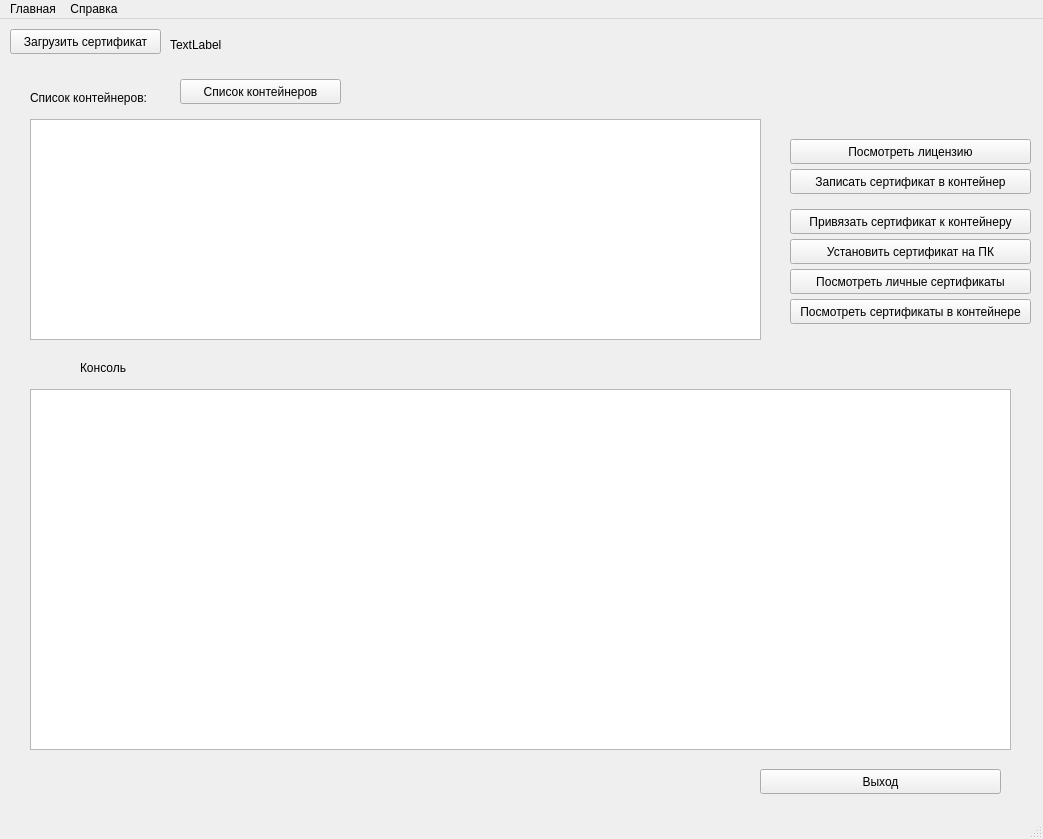
Old version of the form main_window_0_2.ui in the repository DmitryBilas/CryptoProManager.
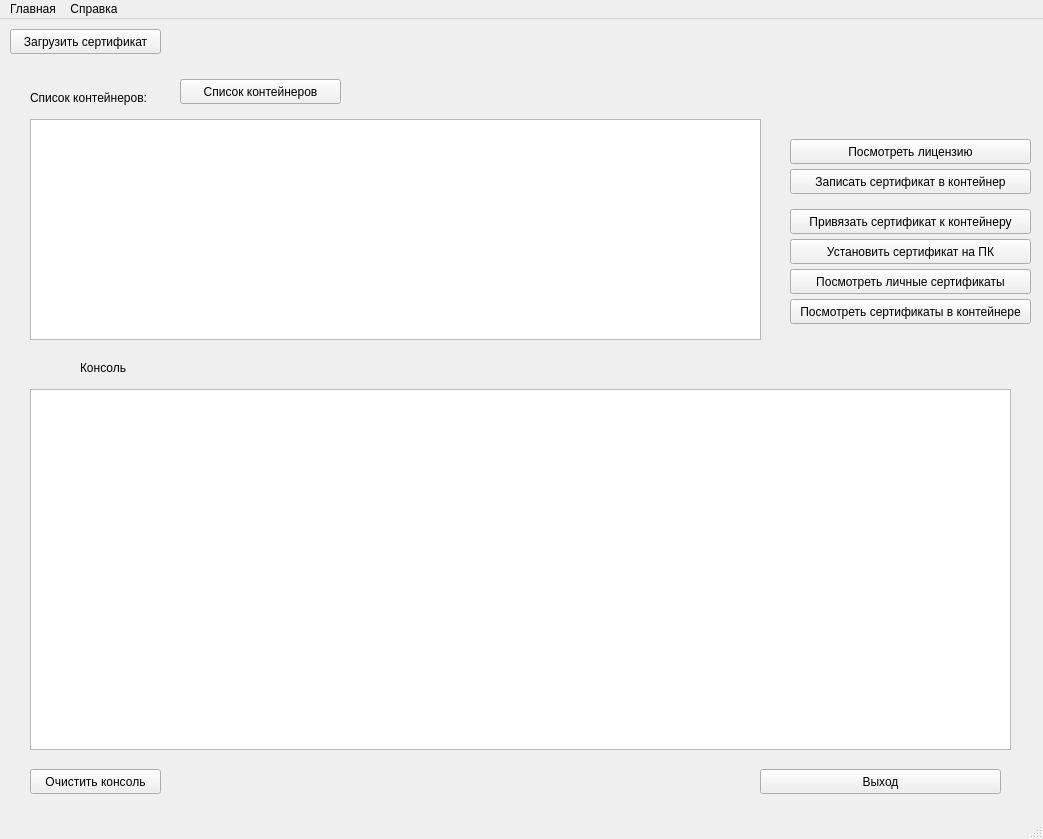
New version of the form.

Patch:
```diff
--- a/main_window_0_2.ui
+++ b/main_window_0_2.ui
@@ -37,7 +37,7 @@
      </rect>
     </property>
     <property name="text">
-     <string>TextLabel</string>
+     <string/>
     </property>
    </widget>
    <widget class="QLabel" name="label_2">
@@ -190,6 +190,19 @@
      <string>Посмотреть лицензию</string>
     </property>
    </widget>
+   <widget class="QPushButton" name="button_clear_output">
+    <property name="geometry">
+     <rect>
+      <x>30</x>
+      <y>750</y>
+      <width>131</width>
+      <height>25</height>
+     </rect>
+    </property>
+    <property name="text">
+     <string>Очистить консоль</string>
+    </property>
+   </widget>
   </widget>
   <widget class="QMenuBar" name="menubar">
    <property name="geometry">
```
Left out of the diff: 8 changed lines with no effect on the pictures.
